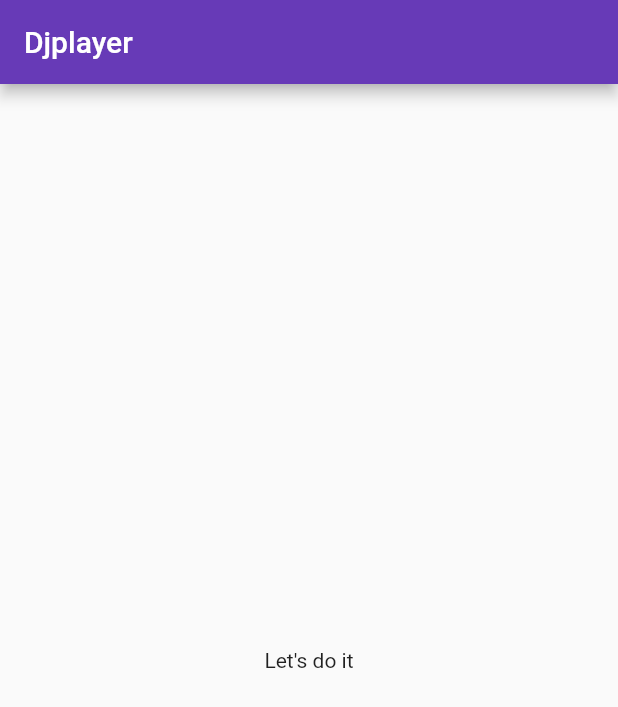
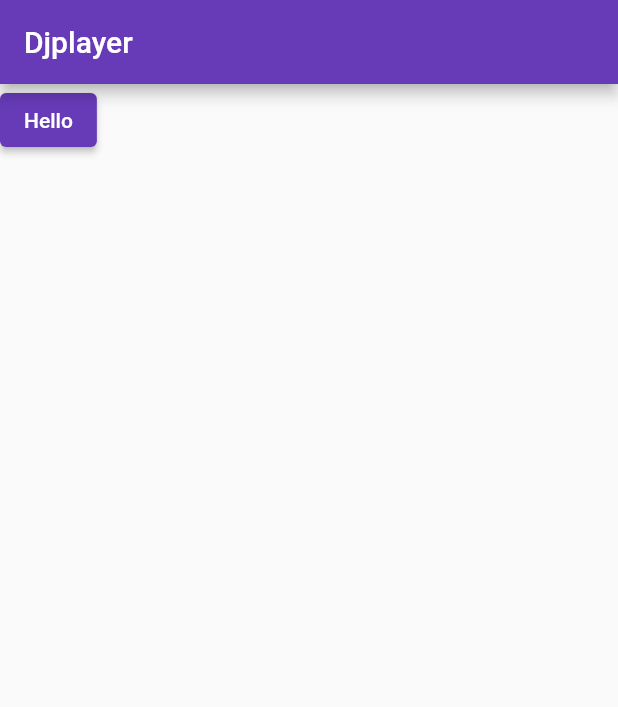
Before and after one commit to Akashprasad123/dj_music, a Flutter app: the screen it shows after launch, on a phone screen of 412 x 824 dp. Shown: the top 707 px of the screen. Run offline on Flutter 3.47's test engine with Material 2 defaults, Android fonts, the phone set to English and light mode, and no system bars.

Commit message:
added elevated button to home screen

```diff
--- a/lib/screens/screen_home.dart
+++ b/lib/screens/screen_home.dart
@@ -10,8 +10,7 @@ class HomeScreen extends StatelessWidget {
         title: Text('Djplayer'),
       ),
       body: SafeArea(
-        child: Center(child: Text("Let's do it")),
-      ),
+          child: ElevatedButton(onPressed: () {}, child: Text('Hello'))),
     );
   }
 }
```
